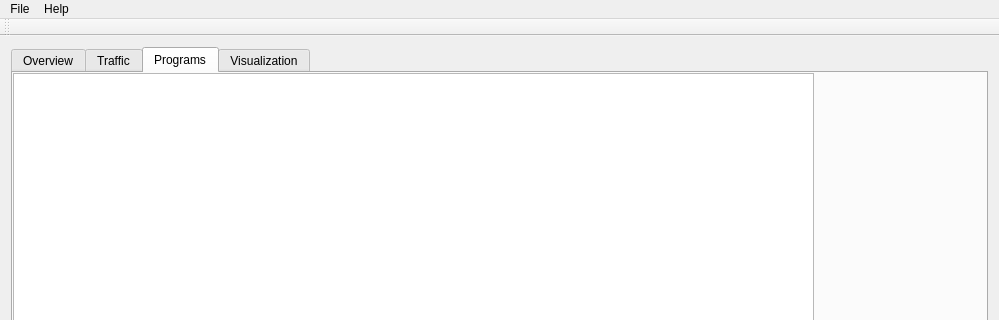
Qt form overview.ui (achow101/NetPriv) before a commit; both pictures show x 0 to 999 and y 0 to 320 of the 999 by 768 pixel window.
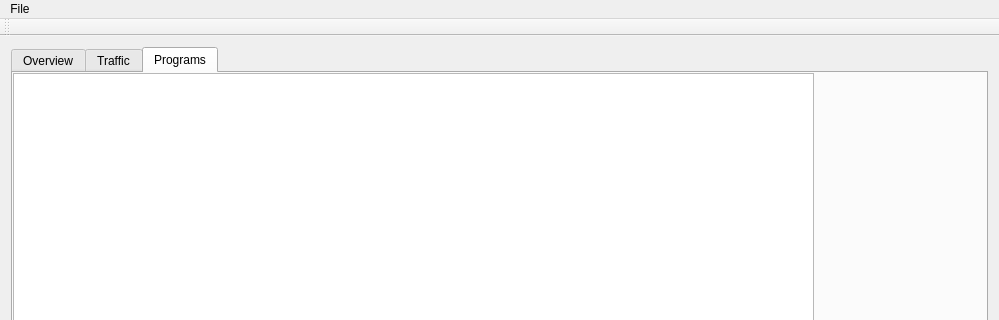
The same form after that commit. The open tabs and pages were chosen to show the change.

The edit to the form file:
```diff
--- a/overview.ui
+++ b/overview.ui
@@ -155,14 +155,6 @@
         </property>
        </widget>
       </widget>
-      <widget class="QWidget" name="vis">
-       <property name="contextMenuPolicy">
-        <enum>Qt::DefaultContextMenu</enum>
-       </property>
-       <attribute name="title">
-        <string>Visualization</string>
-       </attribute>
-      </widget>
      </widget>
     </item>
    </layout>
@@ -173,7 +165,7 @@
      <x>0</x>
      <y>0</y>
      <width>999</width>
-     <height>26</height>
+     <height>21</height>
     </rect>
    </property>
    <widget class="QMenu" name="menuFile">
@@ -182,14 +174,7 @@
     </property>
     <addaction name="actionQuit"/>
    </widget>
-   <widget class="QMenu" name="menuHelp">
-    <property name="title">
-     <string>Help</string>
-    </property>
-    <addaction name="actionAbout"/>
-   </widget>
    <addaction name="menuFile"/>
-   <addaction name="menuHelp"/>
   </widget>
   <widget class="QToolBar" name="mainToolBar">
    <attribute name="toolBarArea">
```
Left out of the diff: 2 changed lines with no effect on the pictures.
